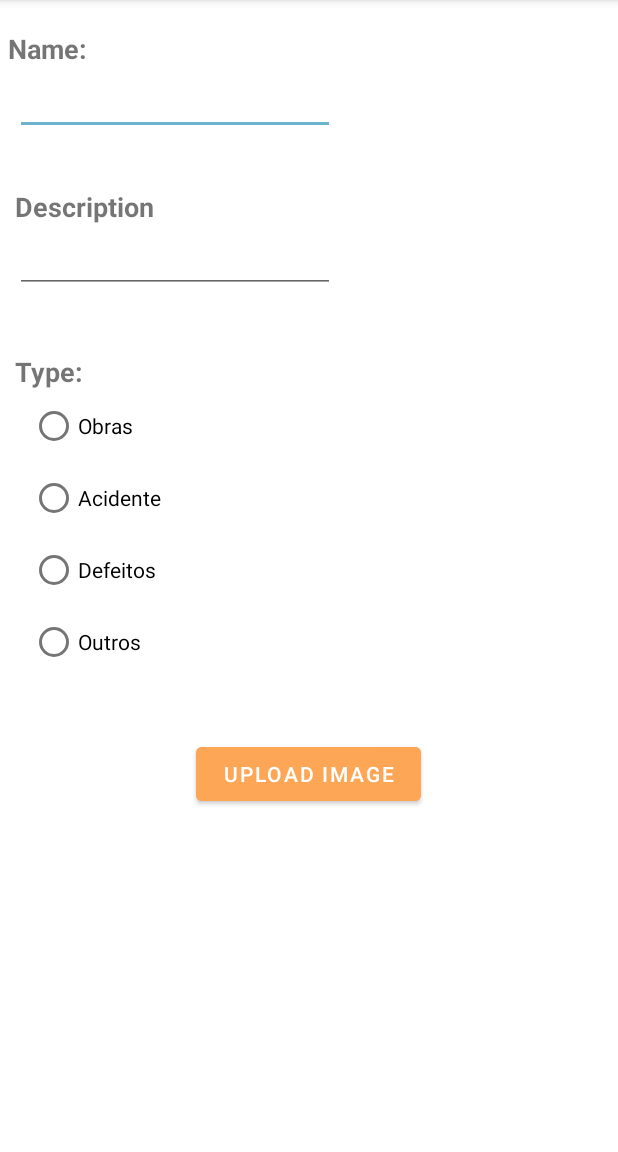
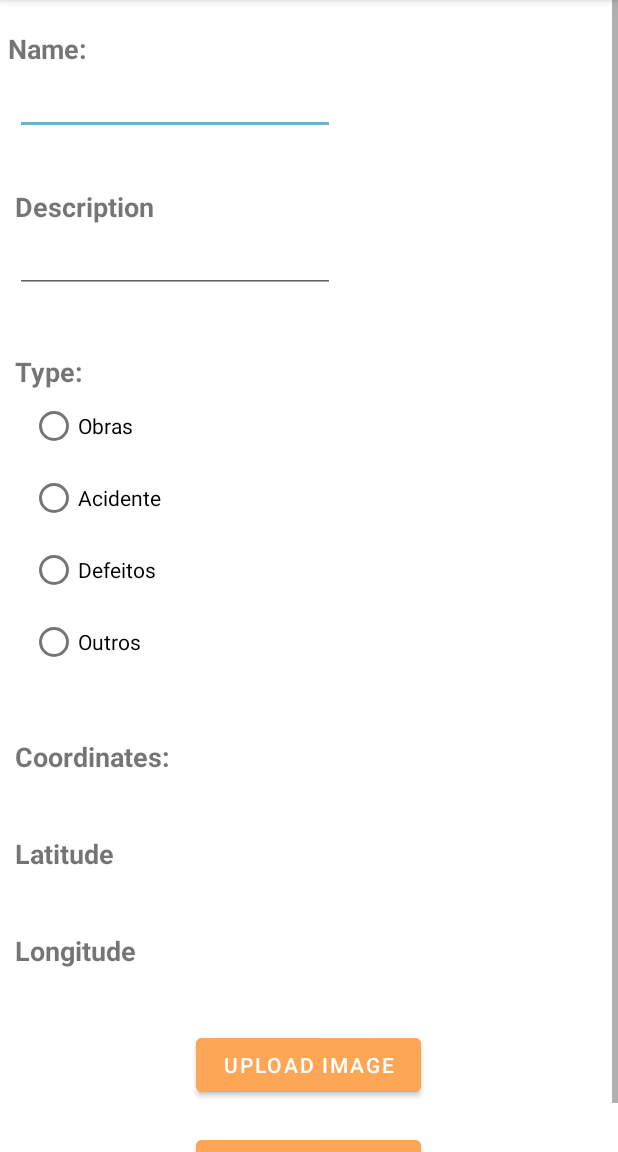
Before and after one commit to mrma2498/CityAlert, an Android app: the CriarIrregularidade screen opened directly, with no data from a screen before it, on a phone screen of 412 x 824 dp, the part 84-1236 px from its top. Run offline under Robolectric (Android 15) with nearby library versions, the phone set to English and light mode, and no system bars; pictures from the network do not load.

Commit message:
Adição sem imagens(Falta corrigir snackbar)

```diff
--- a/app/build.gradle
+++ b/app/build.gradle
@@ -89,4 +89,7 @@ dependencies {
 
     implementation 'com.squareup.picasso:picasso:2.71828'
 
+    implementation 'com.google.android.gms:play-services-maps:17.0.0'
+    implementation 'com.google.android.gms:play-services-location:17.0.0'
+
 }
--- a/app/src/main/java/ipvc/estg/cityalert/CriarIrregularidade.kt
+++ b/app/src/main/java/ipvc/estg/cityalert/CriarIrregularidade.kt
@@ -1,31 +1,89 @@
 package ipvc.estg.cityalert
 
+import android.Manifest
 import android.app.Activity
 import android.content.Context
 import android.content.Intent
 import android.content.SharedPreferences
+import android.content.pm.PackageManager
 import android.graphics.Bitmap
-import android.graphics.ImageDecoder
+import android.location.Location
 import android.net.Uri
 import android.os.Bundle
-import android.provider.MediaStore
+import android.util.Base64.encodeToString
 import android.util.Log
 import android.view.View
 import android.widget.*
 import androidx.appcompat.app.AppCompatActivity
-import kotlinx.android.synthetic.main.info_window.*
+import androidx.core.app.ActivityCompat
+import com.google.android.gms.location.*
+import com.google.android.gms.maps.CameraUpdateFactory
+import com.google.android.gms.maps.model.LatLng
+import com.google.android.material.snackbar.Snackbar
+import ipvc.estg.cityalert.api.EndPoints
+import ipvc.estg.cityalert.api.Irregularidade
+import ipvc.estg.cityalert.api.ServiceBuilder
+import ipvc.estg.cityalert.api.Utilizador
+import kotlinx.android.synthetic.main.activity_criar_irregularidade.*
+import retrofit2.Call
+import retrofit2.Callback
+import retrofit2.Response
+import java.io.ByteArrayOutputStream
+import java.io.File
+import java.io.FileOutputStream
+import java.util.*
 
 
 class CriarIrregularidade : AppCompatActivity() {
+
+
+    private lateinit var  nomeText: EditText
+    private lateinit var  descText: EditText
+
+    private val LOCATION_PERMISSION_REQUEST_CODE = 12;
 
     private val IMG_REQUEST = 777
     private var path: Uri? = null
     private lateinit var bitmap: Bitmap
     lateinit var img: ImageView
 
+    private lateinit var lastLocation: Location
+    private lateinit var fusedLocationClient: FusedLocationProviderClient
+
+    private lateinit var locationCallback: LocationCallback
+    private lateinit var locationRequest: LocationRequest
+
     override fun onCreate(savedInstanceState: Bundle?) {
         super.onCreate(savedInstanceState)
         setContentView(R.layout.activity_criar_irregularidade)
+
+
+        createLocationRequest()
+
+
+
+        fusedLocationClient = LocationServices.getFusedLocationProviderClient(this)
+
+        var latitude = 0.0
+        var longitude = 0.0
+
+        locationCallback = object  : LocationCallback(){
+            override fun onLocationResult(p0: LocationResult) {
+                super.onLocationResult(p0)
+                lastLocation = p0.lastLocation
+                var loc = LatLng(lastLocation.latitude,lastLocation.longitude)
+                latitude = lastLocation.latitude
+                longitude = lastLocation.longitude
+                //Log.d("MARIA",loc.toString())
+                //Log.d("MARIA",latitude.toString())
+                //Log.d("MARIA",longitude.toString())
+            }
+        }
+
+        /*
+        findViewById<TextView>(R.id.latitude).setText(latitude.toString())
+        findViewById<TextView>(R.id.longitude).setText(longitude.toString())*/
+
 
         val sharedPref: SharedPreferences = getSharedPreferences("login", Context.MODE_PRIVATE)
 
@@ -33,29 +91,23 @@ class CriarIrregularidade : AppCompatActivity() {
 
         img = findViewById(R.id.picture)
 
+        nomeText = findViewById(R.id.nomeIr)
+        descText = findViewById(R.id.descricaoIr)
 
-        var nome = findViewById<EditText>(R.id.nomeIr).text.toString()
-        var descricao = findViewById<EditText>(R.id.descricaoIr).text.toString()
+
         var idUtilizador = sharedPref.getInt("idUti", 0);
 
         /**Guarda o tipo de irregularidade*/
-        var tipo: String
+        var tipo = ""
 
+        var image_name = ""
 
         val btnUpload = findViewById<Button>(R.id.upload)
-
-
 
         btnUpload.setOnClickListener {
             selectImage()
         }
 
-
-        /*
-        * Latitude
-        * Longitude
-        * Obter fotografia
-        * */
 
         /**Coloca na variável tipo, o tipo de irregularidade mediante o radio button selecionado.*/
         radioGroup.setOnCheckedChangeListener { radioGroup, checkedId ->
@@ -68,21 +120,106 @@ class CriarIrregularidade : AppCompatActivity() {
                 2 -> tipo = "Defeitos"
                 3 -> tipo = "Outros"
                 else -> {
-                    tipo=""
+                    tipo = ""
                 }
 
             }
-            Log.d("MARIA",tipo)
+            Log.d("MARIA", tipo)
+
         }
 
-        Log.d("MARIA",idUtilizador.toString())
+        btnAdd.setOnClickListener {
+
+            Log.d("MARIA",latitude.toString())
+            Log.d("MARIA",longitude.toString())
+
+            var image_name = "teste"
+
+            Log.d("MARIA", image_name)
+
+            var nome = nomeText.text.toString()
+            var descricao = descText.text.toString()
+
+            val request = ServiceBuilder.buildService(EndPoints::class.java)
+            val call = request.adicionaIrregularidade(nome,descricao,tipo,latitude,longitude,idUtilizador)
+
+            call.enqueue(object : Callback<Irregularidade> {
+
+                override fun onResponse(call: Call<Irregularidade>, response: Response<Irregularidade>) {
+                    if (response.isSuccessful) {
+
+                        val snackbarSuccess = findViewById<View>(R.id.criarirregularidade)
+
+                        Snackbar.make(snackbarSuccess, "Adicionado com sucessso!", Snackbar.LENGTH_SHORT)
+                            .show()
+
+                    }
+                }
+
+                override fun onFailure(call: Call<Irregularidade>, t: Throwable) {
+                    Log.d("MARIA","Falhou adicionar")
+                }
+            })
+
+
+
+        }
+
+
+        Log.d("MARIA", idUtilizador.toString())
+
+
+
 
 
 
     }
 
+
+
+
+
+
+
+
+
+
+
+
+
+    private fun startLocationsUpdates(){
+        if(ActivityCompat.checkSelfPermission(this,
+            Manifest.permission.ACCESS_FINE_LOCATION) != PackageManager.PERMISSION_GRANTED){
+            ActivityCompat.requestPermissions(this,
+            arrayOf(Manifest.permission.ACCESS_FINE_LOCATION),LOCATION_PERMISSION_REQUEST_CODE)
+            return
+        }
+        fusedLocationClient.requestLocationUpdates(locationRequest,locationCallback, null)
+    }
+
+    private fun createLocationRequest(){
+        locationRequest = LocationRequest()
+
+        locationRequest.interval = 10000
+        locationRequest.priority = LocationRequest.PRIORITY_HIGH_ACCURACY
+
+    }
+
+    override fun onPause() {
+        super.onPause()
+        fusedLocationClient.removeLocationUpdates(locationCallback)
+
+    }
+
+    override fun onResume() {
+        super.onResume()
+        startLocationsUpdates()
+
+    }
+
+
     /**Abre a galeria de fotografias do telemóvel*/
-    private fun selectImage(){
+    private fun selectImage() {
         val intent = Intent(Intent.ACTION_GET_CONTENT)
         intent.type = "image/*"
         startActivityForResult(intent, IMG_REQUEST)
@@ -93,7 +230,7 @@ class CriarIrregularidade : AppCompatActivity() {
     override fun onActivityResult(requestCode: Int, resultCode: Int, data: Intent?) {
         super.onActivityResult(requestCode, resultCode, data)
 
-        if (requestCode==IMG_REQUEST && resultCode== Activity.RESULT_OK && data !=null){
+        if (requestCode == IMG_REQUEST && resultCode == Activity.RESULT_OK && data != null) {
 
             img.setImageURI(data.data) // handle chosen image
 
@@ -102,5 +239,26 @@ class CriarIrregularidade : AppCompatActivity() {
 
     }
 
+    private fun imageToFile(nomeFicheiro: String,bitmap: Bitmap): File {
+
+        //create a file to write bitmap data
+        val f = File(this@CriarIrregularidade.cacheDir, nomeFicheiro);
+        f.createNewFile();
+
+        //Convert bitmap to byte array
+        val ByteArrayOutputStream = ByteArrayOutputStream()
+        bitmap.compress(Bitmap.CompressFormat.JPEG, 100, ByteArrayOutputStream)
+        val imgByte = ByteArrayOutputStream.toByteArray()
+
+
+        //write the bytes in file
+        val fos = FileOutputStream(f);
+        fos.write(imgByte);
+        fos.flush();
+        fos.close();
+
+    return f
+    }
+
 
 }
--- a/app/src/main/java/ipvc/estg/cityalert/api/EndPoints.kt
+++ b/app/src/main/java/ipvc/estg/cityalert/api/EndPoints.kt
@@ -23,7 +23,7 @@ interface EndPoints {
         @Field("tipo") tipo: String,
         @Field("latitude") latitude: Double,
         @Field("longitude") longitude: Double,
-        @Field("image_url") image_url: String,
+        //@Field("image_url") image_url: String,
         @Field("id_utilizador") id_utilizador: Int): Call<Irregularidade>
 
 
--- a/app/src/main/res/layout/activity_criar_irregularidade.xml
+++ b/app/src/main/res/layout/activity_criar_irregularidade.xml
@@ -58,7 +58,7 @@
                 android:layout_alignBaseline="@+id/descview"
                 android:layout_marginLeft="10dp"
                 android:ems="10"
-                android:inputType="textPassword" />
+                />
 
             <TextView
                 android:id="@+id/tipoview"
@@ -115,6 +115,37 @@
 
             </RadioGroup>
 
+            <TextView
+                android:id="@+id/coordenadasview"
+                android:layout_width="wrap_content"
+                android:layout_height="wrap_content"
+                android:layout_marginLeft="10dp"
+                android:layout_marginTop="40dp"
+                android:text="@string/cords"
+                android:textSize="18dp"
+                android:textStyle="bold" />
+
+            <TextView
+                android:id="@+id/latitude"
+                android:layout_width="wrap_content"
+                android:layout_height="wrap_content"
+                android:layout_marginLeft="10dp"
+                android:layout_marginTop="40dp"
+                android:text="Latitude"
+                android:textSize="18dp"
+                android:textStyle="bold" />
+
+            <TextView
+                android:id="@+id/longitude"
+                android:layout_width="wrap_content"
+                android:layout_height="wrap_content"
+                android:layout_marginLeft="10dp"
+                android:layout_marginTop="40dp"
+                android:text="Longitude"
+                android:textSize="18dp"
+                android:textStyle="bold"
+                />
+
             <ImageView
                 android:id="@+id/picture"
                 android:layout_height="wrap_content"
@@ -135,6 +166,16 @@
                 android:layout_gravity="center"
                 android:layout_marginTop="20dp"
                 />
+
+            <Button
+                android:id="@+id/btnAdd"
+                android:layout_width="150dp"
+                android:layout_height="wrap_content"
+                android:text="@string/create"
+                android:backgroundTint="#FCA656"
+                android:layout_gravity="center"
+                android:layout_marginTop="20dp"
+                />
         </LinearLayout>
 
     </ScrollView>
--- a/app/src/main/res/values/strings.xml
+++ b/app/src/main/res/values/strings.xml
@@ -27,4 +27,5 @@
     <string name="type">Type:</string>
     <string name="create">Add</string>
     <string name="upload">Upload Image</string>
+    <string name="cords">Coordinates:</string>
 </resources>
```
Also changed, not shown: app/src/main/AndroidManifest.xml (+4 -3 lines), 1 other file.
